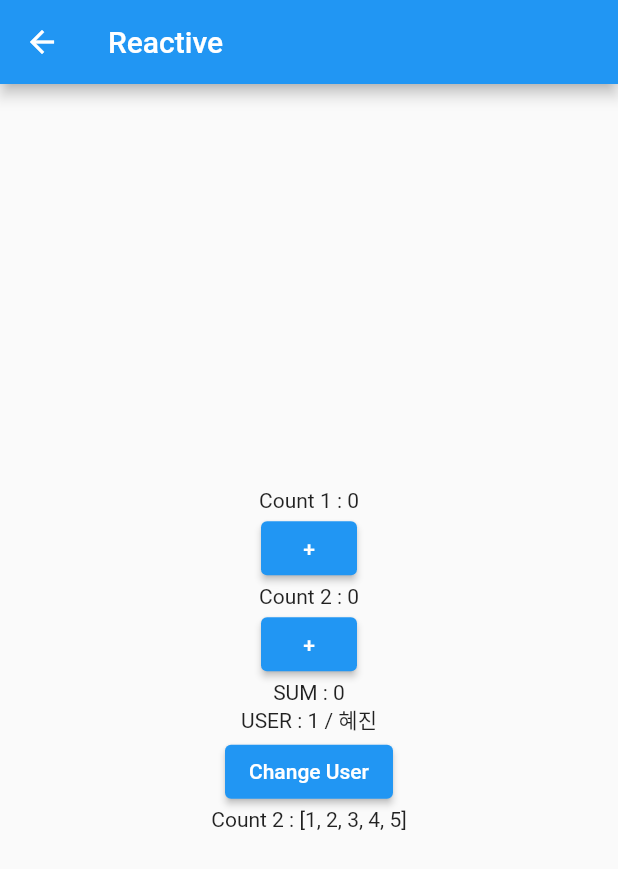
After one commit to hyejin-1010/flutter-study, a Flutter app: the StateManagement screen opened directly, after a tap on "Reactive", on a phone screen of 412 x 824 dp. The commit adds this screen. Shown: the top 869 px of the screen. Run offline on Flutter 3.47's test engine with Material 2 defaults, Android fonts, the phone set to English and light mode, and no system bars; our stand-ins replace flutter_local_notifications, flutter_secure_storage, flutter_svg, get, google_maps_flutter, timezone and 1 more; missing offline and left inert: mqtt_client; accounts and stored records are empty.

Commit message:
✨ GetX - 상태관리

```diff
--- /dev/null
+++ b/study/get_x_study/lib/controller/builder_controller.dart
@@ -0,0 +1,56 @@
+import 'package:get/get.dart';
+
+class BuilderController extends GetxController {
+  int count = 0;
+
+  increment() {
+    count++;
+    update();
+  }
+}
+
+class User {
+  int id;
+  String name;
+
+  User({
+    required this.id,
+    required this.name,
+  });
+}
+
+class ReactiveController extends GetxController {
+  RxInt count1 = 0.obs;
+  var count2 = 0.obs;
+  var user = new User(id: 1, name: '혜진').obs;
+  var testList = [1, 2, 3, 4, 5].obs;
+
+  get sum => count1.value + count2.value;
+
+  change({
+    required int id,
+    required String name,
+  }) {
+    user.update((val) {
+      val?.id = id;
+      val?.name = name;
+    });
+  }
+
+  @override
+  void onInit() {
+    super.onInit();
+    ever(count1, (_) {
+      print('EVER : COUNT1이 변경될 때마다 실행');
+    });
+    once(count1, (_) {
+      print('ONCE : 처음으로 COUNT1이 변경되었음');
+    });
+    debounce(count1, (_) {
+      print('DEBOUNCE : 1초간 디바운스 한 뒤에 실행');
+    }, time: Duration(seconds: 1));
+    interval(count1, (_) {
+      print('INTERVAL : 1초간 인터벌이 지나면 실행');
+    }, time: Duration(seconds: 1));
+  }
+}
--- a/study/get_x_study/lib/main.dart
+++ b/study/get_x_study/lib/main.dart
@@ -5,6 +5,7 @@ import 'package:get_x_study/screens/screen_four.dart';
 import 'package:get_x_study/screens/screen_one.dart';
 import 'package:get_x_study/screens/screen_three.dart';
 import 'package:get_x_study/screens/screen_two.dart';
+import 'package:get_x_study/screens/state_management.dart';
 
 void main() {
   runApp(MyApp());
@@ -45,8 +46,8 @@ class MyApp extends StatelessWidget {
         body: Container(
           child: Center(
             child: ElevatedButton(
-              onPressed: () { Get.to(ScreenOne()); },
-              child: Text('Go To Screen On'),
+              onPressed: () { Get.to(StateManagement()); },
+              child: Text('Go To State Management'),
             ),
           ),
         ),
--- /dev/null
+++ b/study/get_x_study/lib/screens/reactive.dart
@@ -0,0 +1,68 @@
+import 'package:flutter/material.dart';
+import 'package:get/get.dart';
+import 'package:get_x_study/controller/builder_controller.dart';
+
+class ReactiveScreen extends StatefulWidget {
+  const ReactiveScreen({Key? key}) : super(key: key);
+
+  @override
+  _ReactiveScreenState createState() => _ReactiveScreenState();
+}
+
+class _ReactiveScreenState extends State<ReactiveScreen> {
+  final controller = Get.put(ReactiveController());
+
+  @override
+  Widget build(BuildContext context) {
+    return Scaffold(
+      appBar: AppBar(
+        title: Text('Reactive'),
+      ),
+      body: Center(
+        child: Column(
+          mainAxisAlignment: MainAxisAlignment.center,
+          children: <Widget>[
+            GetX<ReactiveController>(
+              // init: ReactiveController(),
+              builder: (_) {
+                return Text('Count 1 : ${_.count1.value}');
+              },
+            ),
+            ElevatedButton(
+              onPressed: () {
+                // Get.find<ReactiveController>().count1++;
+                controller.count1++;
+              },
+              child: Text('+'),
+            ),
+            Obx(() {
+              return Text('Count 2 : ${controller.count2.value}');
+            }),
+            ElevatedButton(
+              onPressed: () {
+                // Get.find<ReactiveController>().count1++;
+                controller.count2++;
+              },
+              child: Text('+'),
+            ),
+            Obx(() {
+              return Text('SUM : ${controller.sum}');
+            }),
+            Obx(() {
+              return Text('USER : ${controller.user.value.id} / ${controller.user.value.name}');
+            }),
+            ElevatedButton(
+              onPressed: () {
+                controller.change(id: 2, name: '뿌요');
+              },
+              child: Text('Change User'),
+            ),
+            Obx(() {
+              return Text('Count 2 : ${controller.testList}');
+            }),
+          ],
+        ),
+      ),
+    );
+  }
+}
--- /dev/null
+++ b/study/get_x_study/lib/screens/state_management.dart
@@ -0,0 +1,42 @@
+import 'package:flutter/material.dart';
+import 'package:get/get.dart';
+import 'package:get_x_study/screens/on_update.dart';
+import 'package:get_x_study/screens/reactive.dart';
+
+class StateManagement extends StatefulWidget {
+  const StateManagement({Key? key}) : super(key: key);
+
+  @override
+  _StateManagementState createState() => _StateManagementState();
+}
+
+class _StateManagementState extends State<StateManagement> {
+  @override
+  Widget build(BuildContext context) {
+    return Scaffold(
+      appBar: AppBar(
+        title: Text('GetX State Management'),
+      ),
+      body: Container(
+        alignment: Alignment.center,
+        child: Column(
+          mainAxisAlignment: MainAxisAlignment.center,
+          children: <Widget>[
+            ElevatedButton(
+              onPressed: () {
+                Get.to(OnUpdateScreen());
+              },
+              child: Text('On Update'),
+            ),
+            ElevatedButton(
+              onPressed: () {
+                Get.to(ReactiveScreen());
+              },
+              child: Text('Reactive'),
+            ),
+          ],
+        ),
+      ),
+    );
+  }
+}
```
Also changed, not shown: study/get_x_study/lib/screens/on_update.dart (added, +44 -0 lines).
